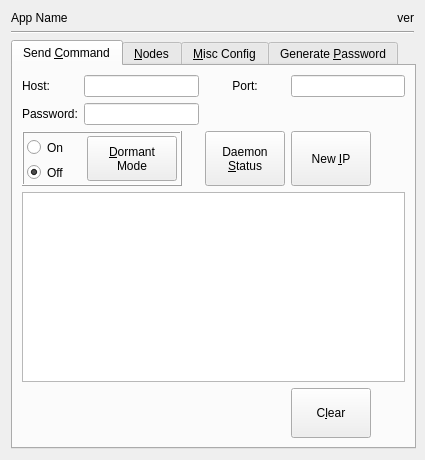
First picture: the form in tor-util-ng.ui, repository GIJack/tor-util, before the edit.
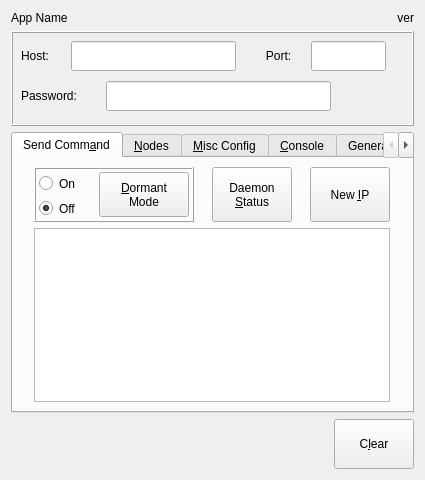
Second picture: the form after the edit. Icons and pictures are not drawn.

Commit message: reworked UI/UX so config is on top.

What changed in the file:
```diff
--- a/tor-util-ng.ui
+++ b/tor-util-ng.ui
@@ -7,7 +7,7 @@
     <x>0</x>
     <y>0</y>
     <width>425</width>
-    <height>460</height>
+    <height>480</height>
    </rect>
   </property>
   <property name="sizePolicy">
@@ -28,14 +28,7 @@
   <property name="windowTitle">
    <string>TOR(The Onion Router) Utility</string>
   </property>
-  <layout class="QFormLayout" name="formLayout">
-   <item row="0" column="0">
-    <widget class="QLabel" name="label_name">
-     <property name="text">
-      <string>App Name</string>
-     </property>
-    </widget>
-   </item>
+  <layout class="QGridLayout" name="gridLayout_3">
    <item row="0" column="1">
     <widget class="QLabel" name="label_version">
      <property name="text">
@@ -46,11 +39,153 @@
      </property>
     </widget>
    </item>
+   <item row="0" column="0">
+    <widget class="QLabel" name="label_name">
+     <property name="text">
+      <string>App Name</string>
+     </property>
+    </widget>
+   </item>
    <item row="1" column="0" colspan="2">
-    <widget class="Line" name="line">
-     <property name="orientation">
-      <enum>Qt::Horizontal</enum>
+    <widget class="QFrame" name="frame_config">
+     <property name="minimumSize">
+      <size>
+       <width>0</width>
+       <height>95</height>
+      </size>
      </property>
+     <property name="frameShape">
+      <enum>QFrame::Box</enum>
+     </property>
+     <property name="frameShadow">
+      <enum>QFrame::Raised</enum>
+     </property>
+     <widget class="QLineEdit" name="text_password_send">
+      <property name="geometry">
+       <rect>
+        <x>95</x>
+        <y>50</y>
+        <width>225</width>
+        <height>30</height>
+       </rect>
+      </property>
+      <property name="toolTip">
+       <string>Optional: TOR API Password. Omitted if Blank</string>
+      </property>
+      <property name="inputMethodHints">
+       <set>Qt::ImhHiddenText|Qt::ImhNoAutoUppercase|Qt::ImhNoPredictiveText|Qt::ImhSensitiveData</set>
+      </property>
+      <property name="inputMask">
+       <string/>
+      </property>
+      <property name="maxLength">
+       <number>32767</number>
+      </property>
+      <property name="echoMode">
+       <enum>QLineEdit::Password</enum>
+      </property>
+     </widget>
+     <widget class="QLineEdit" name="text_host_send">
+      <property name="geometry">
+       <rect>
+        <x>60</x>
+        <y>10</y>
+        <width>165</width>
+        <height>30</height>
+       </rect>
+      </property>
+      <property name="toolTip">
+       <string>Address of TOR daemon</string>
+      </property>
+      <property name="inputMethodHints">
+       <set>Qt::ImhNoAutoUppercase</set>
+      </property>
+      <property name="text">
+       <string/>
+      </property>
+      <property name="maxLength">
+       <number>64</number>
+      </property>
+      <property name="cursorPosition">
+       <number>0</number>
+      </property>
+     </widget>
+     <widget class="QLabel" name="label_host_send">
+      <property name="geometry">
+       <rect>
+        <x>10</x>
+        <y>10</y>
+        <width>40</width>
+        <height>30</height>
+       </rect>
+      </property>
+      <property name="toolTip">
+       <string>Address of TOR daemon</string>
+      </property>
+      <property name="text">
+       <string>Host:</string>
+      </property>
+      <property name="alignment">
+       <set>Qt::AlignLeading|Qt::AlignLeft|Qt::AlignVCenter</set>
+      </property>
+     </widget>
+     <widget class="QLabel" name="label_port_send">
+      <property name="geometry">
+       <rect>
+        <x>250</x>
+        <y>10</y>
+        <width>35</width>
+        <height>30</height>
+       </rect>
+      </property>
+      <property name="toolTip">
+       <string>Port of TOR daemon</string>
+      </property>
+      <property name="text">
+       <string>Port:</string>
+      </property>
+      <property name="alignment">
+       <set>Qt::AlignCenter</set>
+      </property>
+     </widget>
+     <widget class="QLineEdit" name="text_port_send">
+      <property name="geometry">
+       <rect>
+        <x>300</x>
+        <y>10</y>
+        <width>75</width>
+        <height>30</height>
+       </rect>
+      </property>
+      <property name="toolTip">
+       <string>Port of TOR daemon</string>
+      </property>
+      <property name="inputMethodHints">
+       <set>Qt::ImhDigitsOnly|Qt::ImhPreferNumbers</set>
+      </property>
+      <property name="inputMask">
+       <string notr="true">99999</string>
+      </property>
+      <property name="maxLength">
+       <number>5</number>
+      </property>
+     </widget>
+     <widget class="QLabel" name="label_password_send">
+      <property name="geometry">
+       <rect>
+        <x>10</x>
+        <y>50</y>
+        <width>76</width>
+        <height>30</height>
+       </rect>
+      </property>
+      <property name="toolTip">
+       <string>Optional: TOR API Password. Omitted if Blank</string>
+      </property>
+      <property name="text">
+       <string>Password:</string>
+      </property>
+     </widget>
     </widget>
    </item>
    <item row="2" column="0" colspan="2">
@@ -61,12 +196,6 @@
        <verstretch>0</verstretch>
       </sizepolicy>
      </property>
-     <property name="minimumSize">
-      <size>
-       <width>405</width>
-       <height>355</height>
-      </size>
-     </property>
      <property name="focusPolicy">
       <enum>Qt::ClickFocus</enum>
      </property>
@@ -81,10 +210,10 @@
        <string>Send API Commands to TOR Router over network</string>
       </property>
       <attribute name="title">
-       <string>Send &amp;Command</string>
+       <string>Send Comm&amp;and</string>
       </attribute>
       <layout class="QGridLayout" name="gridLayout">
-       <item row="2" column="0" colspan="2">
+       <item row="0" column="0">
         <widget class="QFrame" name="frame_dormant_mode">
          <property name="minimumSize">
           <size>
@@ -155,154 +284,7 @@
          </widget>
         </widget>
        </item>
-       <item row="3" column="0" colspan="4">
-        <widget class="QPlainTextEdit" name="text_output_send">
-         <property name="sizePolicy">
-          <sizepolicy hsizetype="Expanding" vsizetype="Expanding">
-           <horstretch>0</horstretch>
-           <verstretch>0</verstretch>
-          </sizepolicy>
-         </property>
-         <property name="focusPolicy">
-          <enum>Qt::ClickFocus</enum>
-         </property>
-         <property name="toolTip">
-          <string>Return Values From TOR Daemon</string>
-         </property>
-        </widget>
-       </item>
-       <item row="4" column="3">
-        <widget class="QPushButton" name="button_clear">
-         <property name="sizePolicy">
-          <sizepolicy hsizetype="Fixed" vsizetype="Fixed">
-           <horstretch>0</horstretch>
-           <verstretch>0</verstretch>
-          </sizepolicy>
-         </property>
-         <property name="minimumSize">
-          <size>
-           <width>0</width>
-           <height>50</height>
-          </size>
-         </property>
-         <property name="toolTip">
-          <string>Clear Outputs</string>
-         </property>
-         <property name="text">
-          <string>C&amp;lear</string>
-         </property>
-         <property name="icon">
-          <iconset theme="edit-clear">
-           <normaloff>.</normaloff>.</iconset>
-         </property>
-         <property name="flat">
-          <bool>false</bool>
-         </property>
-        </widget>
-       </item>
-       <item row="1" column="1">
-        <widget class="QLineEdit" name="text_password_send">
-         <property name="toolTip">
-          <string>Optional: TOR API Password. Omitted if Blank</string>
-         </property>
-         <property name="inputMethodHints">
-          <set>Qt::ImhHiddenText|Qt::ImhNoAutoUppercase|Qt::ImhNoPredictiveText|Qt::ImhSensitiveData</set>
-         </property>
-         <property name="inputMask">
-          <string/>
-         </property>
-         <property name="maxLength">
-          <number>32767</number>
-         </property>
-         <property name="echoMode">
-          <enum>QLineEdit::Password</enum>
-         </property>
-        </widget>
-       </item>
-       <item row="0" column="3">
-        <widget class="QLineEdit" name="text_port_send">
-         <property name="toolTip">
-          <string>Port of TOR daemon</string>
-         </property>
-         <property name="inputMethodHints">
-          <set>Qt::ImhDigitsOnly|Qt::ImhPreferNumbers</set>
-         </property>
-         <property name="inputMask">
-          <string notr="true">99999</string>
-         </property>
-         <property name="text">
-          <string/>
-         </property>
-         <property name="maxLength">
-          <number>5</number>
-         </property>
-        </widget>
-       </item>
-       <item row="1" column="0">
-        <widget class="QLabel" name="label_password_send">
-         <property name="toolTip">
-          <string>Optional: TOR API Password. Omitted if Blank</string>
-         </property>
-         <property name="text">
-          <string>Password:</string>
-         </property>
-        </widget>
-       </item>
-       <item row="0" column="0">
-        <widget class="QLabel" name="label_host_send">
-         <property name="toolTip">
-          <string>Address of TOR daemon</string>
-         </property>
-         <property name="text">
-          <string>Host:</string>
-         </property>
-         <property name="alignment">
-          <set>Qt::AlignLeading|Qt::AlignLeft|Qt::AlignVCenter</set>
-         </property>
-        </widget>
-       </item>
        <item row="0" column="1">
-        <widget class="QLineEdit" name="text_host_send">
-         <property name="toolTip">
-          <string>Address of TOR daemon</string>
-         </property>
-         <property name="inputMethodHints">
-          <set>Qt::ImhNoAutoUppercase</set>
-         </property>
-         <property name="text">
-          <string/>
-         </property>
-         <property name="maxLength">
-          <number>64</number>
-         </property>
-         <property name="cursorPosition">
-          <number>0</number>
-         </property>
-        </widget>
-       </item>
-       <item row="2" column="3">
-        <widget class="QPushButton" name="button_new_ip">
-         <property name="sizePolicy">
-          <sizepolicy hsizetype="Fixed" vsizetype="Fixed">
-           <horstretch>0</horstretch>
-           <verstretch>0</verstretch>
-          </sizepolicy>
-         </property>
-         <property name="minimumSize">
-          <size>
-           <width>0</width>
-           <height>55</height>
-          </size>
-         </property>
-         <property name="toolTip">
-          <string>Execute Command</string>
-         </property>
-         <property name="text">
-          <string>New &amp;IP</string>
-         </property>
-        </widget>
-       </item>
-       <item row="2" column="2">
         <widget class="QPushButton" name="pushButton">
          <property name="sizePolicy">
           <sizepolicy hsizetype="Fixed" vsizetype="Fixed">
@@ -326,15 +308,40 @@
         </widget>
        </item>
        <item row="0" column="2">
-        <widget class="QLabel" name="label_port_send">
+        <widget class="QPushButton" name="button_new_ip">
+         <property name="sizePolicy">
+          <sizepolicy hsizetype="Fixed" vsizetype="Fixed">
+           <horstretch>0</horstretch>
+           <verstretch>0</verstretch>
+          </sizepolicy>
+         </property>
+         <property name="minimumSize">
+          <size>
+           <width>0</width>
+           <height>55</height>
+          </size>
+         </property>
          <property name="toolTip">
           <string>Port of TOR daemon</string>
          </property>
          <property name="text">
-          <string>Port:</string>
+          <string>New &amp;IP</string>
          </property>
-         <property name="alignment">
-          <set>Qt::AlignCenter</set>
+        </widget>
+       </item>
+       <item row="1" column="0" colspan="3">
+        <widget class="QPlainTextEdit" name="text_output_send">
+         <property name="sizePolicy">
+          <sizepolicy hsizetype="Expanding" vsizetype="Expanding">
+           <horstretch>0</horstretch>
+           <verstretch>0</verstretch>
+          </sizepolicy>
+         </property>
+         <property name="focusPolicy">
+          <enum>Qt::ClickFocus</enum>
+         </property>
+         <property name="toolTip">
+          <string>Return Values From TOR Daemon</string>
          </property>
         </widget>
        </item>
@@ -356,6 +363,14 @@
        <string>&amp;Misc Config</string>
       </attribute>
      </widget>
+     <widget class="QWidget" name="tab_console">
+      <property name="toolTip">
+       <string>Send and Recieve raw API commands</string>
+      </property>
+      <attribute name="title">
+       <string>&amp;Console</string>
+      </attribute>
+     </widget>
      <widget class="QWidget" name="tab_gen_password_hash">
       <property name="sizePolicy">
        <sizepolicy hsizetype="Expanding" vsizetype="Expanding">
@@ -423,6 +438,35 @@
      </widget>
     </widget>
    </item>
+   <item row="3" column="1">
+    <widget class="QPushButton" name="button_clear">
+     <property name="sizePolicy">
+      <sizepolicy hsizetype="Fixed" vsizetype="Fixed">
+       <horstretch>0</horstretch>
+       <verstretch>0</verstretch>
+      </sizepolicy>
+     </property>
+     <property name="minimumSize">
+      <size>
+       <width>0</width>
+       <height>50</height>
+      </size>
+     </property>
+     <property name="toolTip">
+      <string>Clear Outputs</string>
+     </property>
+     <property name="text">
+      <string>C&amp;lear</string>
+     </property>
+     <property name="icon">
+      <iconset theme="edit-clear">
+       <normaloff>.</normaloff>.</iconset>
+     </property>
+     <property name="flat">
+      <bool>false</bool>
+     </property>
+    </widget>
+   </item>
   </layout>
   <action name="action_gen_password">
    <property name="text">
```
Left out of the diff: 11 changed lines with no effect on the pictures.
